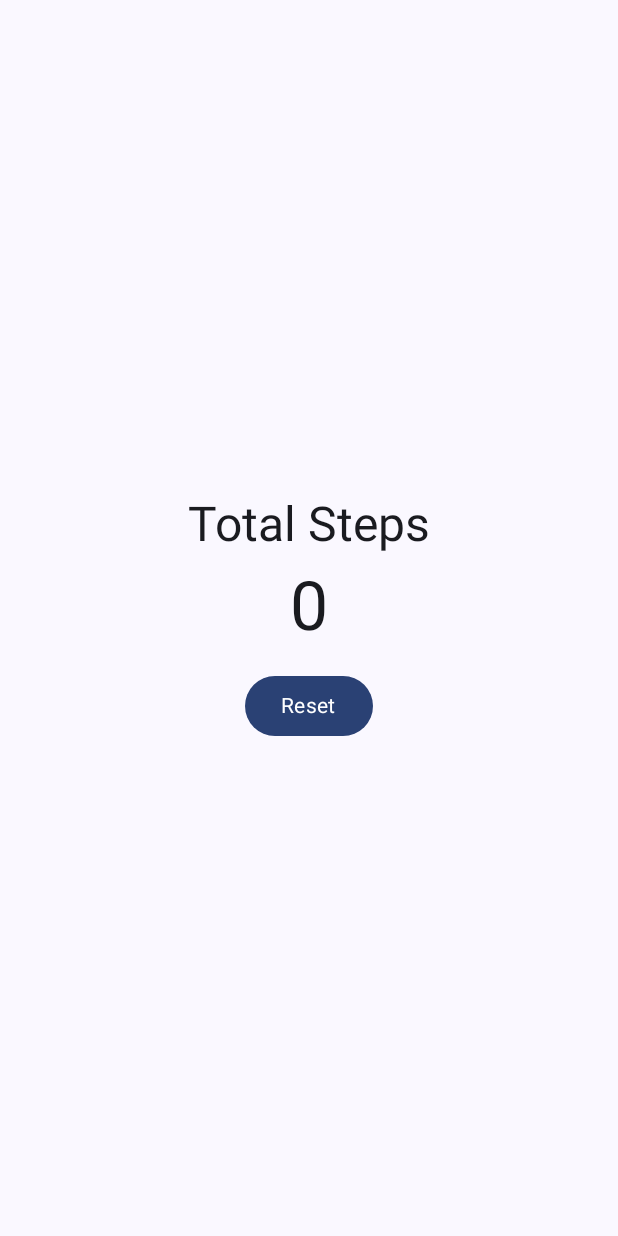
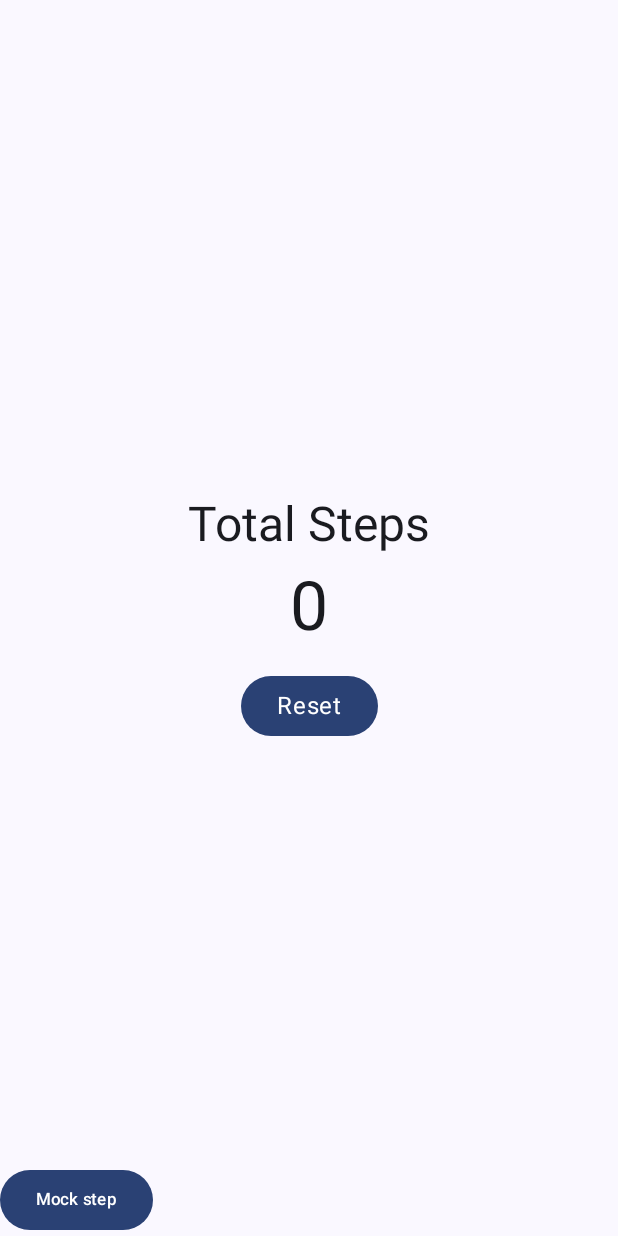
Before and after one commit to purna-perera/StepTrackerWithLocalDatabase, an Android app built with Jetpack Compose: the screen it shows after launch (MainActivity), on a phone screen of 412 x 824 dp. Run offline under Robolectric (Android 15) with nearby library versions, the phone set to English and light mode, and no system bars.

```diff
--- a/app/build.gradle.kts
+++ b/app/build.gradle.kts
@@ -53,12 +53,14 @@ dependencies {
 
     implementation("androidx.core:core-ktx:1.9.0")
     implementation("androidx.lifecycle:lifecycle-runtime-ktx:2.6.2")
+    implementation("androidx.lifecycle:lifecycle-viewmodel-compose:2.6.2")
     implementation("androidx.activity:activity-compose:1.8.1")
     implementation(platform("androidx.compose:compose-bom:2023.03.00"))
     implementation("androidx.compose.ui:ui")
     implementation("androidx.compose.ui:ui-graphics")
     implementation("androidx.compose.ui:ui-tooling-preview")
     implementation("androidx.compose.material3:material3")
+    implementation("androidx.work:work-runtime-ktx:2.9.0")
     testImplementation("junit:junit:4.13.2")
     androidTestImplementation("androidx.test.ext:junit:1.1.5")
     androidTestImplementation("androidx.test.espresso:espresso-core:3.5.1")
--- /dev/null
+++ b/app/src/main/java/com/example/steptrackerwithlocaldatabase/Homepage.kt
@@ -0,0 +1,58 @@
+package com.example.steptrackerwithlocaldatabase
+
+import android.widget.ToggleButton
+import androidx.compose.foundation.layout.Box
+import androidx.compose.foundation.layout.Column
+import androidx.compose.foundation.layout.Spacer
+import androidx.compose.foundation.layout.fillMaxSize
+import androidx.compose.foundation.layout.height
+import androidx.compose.material3.Button
+import androidx.compose.material3.MaterialTheme
+import androidx.compose.material3.Switch
+import androidx.compose.material3.Text
+import androidx.compose.runtime.Composable
+import androidx.compose.runtime.getValue
+import androidx.compose.runtime.mutableStateOf
+import androidx.compose.runtime.setValue
+import androidx.compose.ui.Alignment
+import androidx.compose.ui.Modifier
+import androidx.compose.ui.unit.dp
+import androidx.lifecycle.ViewModel
+import androidx.lifecycle.viewmodel.compose.viewModel
+
+@Composable
+fun HomepageView() {
+    val myViewModel = viewModel<HomepageViewModel>()
+    Box(Modifier.fillMaxSize()) {
+        Column(
+            Modifier.align(Alignment.Center),
+            horizontalAlignment = Alignment.CenterHorizontally
+        ) {
+            Text("Total Steps", style = MaterialTheme.typography.headlineLarge)
+            Spacer(Modifier.height(8.dp))
+            Text(myViewModel.getStepsString(), style = MaterialTheme.typography.displayMedium)
+            Spacer(Modifier.height(16.dp))
+            Button({
+                myViewModel.resetSteps()
+            }) {
+                Text("Reset", style = MaterialTheme.typography.bodyLarge)
+            }
+        }
+        Button({
+            myViewModel.incrementSteps()
+        }, Modifier.align(Alignment.BottomStart)) {
+            Text("Mock step", style = MaterialTheme.typography.labelSmall)
+        }
+    }
+}
+
+class HomepageViewModel() : ViewModel() {
+    private var steps by mutableStateOf(0)
+    private var dataWriterActive by mutableStateOf(true)
+
+    fun getStepsString(): String = steps.toString()
+
+    fun incrementSteps() = steps++
+
+    fun resetSteps() { steps = 0 }
+}
--- a/app/src/main/java/com/example/steptrackerwithlocaldatabase/MainActivity.kt
+++ b/app/src/main/java/com/example/steptrackerwithlocaldatabase/MainActivity.kt
@@ -1,33 +1,23 @@
 package com.example.steptrackerwithlocaldatabase
 
+import android.content.Context
+import android.content.Intent
+import android.os.Build
 import android.os.Bundle
+import android.util.AttributeSet
+import android.util.Log
+import android.view.View
 import androidx.activity.ComponentActivity
 import androidx.activity.compose.setContent
-import androidx.compose.foundation.layout.Arrangement
-import androidx.compose.foundation.layout.Box
-import androidx.compose.foundation.layout.Column
-import androidx.compose.foundation.layout.Spacer
 import androidx.compose.foundation.layout.fillMaxSize
-import androidx.compose.foundation.layout.height
-import androidx.compose.material3.Button
 import androidx.compose.material3.MaterialTheme
 import androidx.compose.material3.Surface
-import androidx.compose.material3.Text
-import androidx.compose.runtime.Composable
-import androidx.compose.runtime.getValue
-import androidx.compose.runtime.mutableStateOf
-import androidx.compose.runtime.remember
-import androidx.compose.runtime.setValue
-import androidx.compose.ui.Alignment
 import androidx.compose.ui.Modifier
-import androidx.compose.ui.tooling.preview.Preview
-import androidx.compose.ui.unit.dp
-import androidx.lifecycle.ViewModel
-import androidx.lifecycle.viewmodel.viewModelFactory
 import com.example.steptrackerwithlocaldatabase.ui.theme.StepTrackerWithLocalDatabaseTheme
 
 class MainActivity : ComponentActivity() {
     override fun onCreate(savedInstanceState: Bundle?) {
+        Log.d("MainActivity", "onCreate")
         super.onCreate(savedInstanceState)
         setContent {
             StepTrackerWithLocalDatabaseTheme {
@@ -40,27 +30,6 @@ class MainActivity : ComponentActivity() {
                 }
             }
         }
+        DataWriterController.startDataWriter(this)
     }
 }
-
-@Composable
-fun HomepageView() {
-    val myViewModel = HomepageViewModel()
-    Box(Modifier.fillMaxSize()) {
-        Column(Modifier.align(Alignment.Center), horizontalAlignment = Alignment.CenterHorizontally) {
-            Text("Total Steps", style = MaterialTheme.typography.headlineLarge)
-            Spacer(Modifier.height(8.dp))
-            Text(myViewModel.steps.toString(), style = MaterialTheme.typography.displayMedium)
-            Spacer(Modifier.height(16.dp))
-            Button({
-                myViewModel.steps = 0
-            }) {
-                Text("Reset", style = MaterialTheme.typography.bodyMedium)
-            }
-        }
-    }
-}
-
-class HomepageViewModel() : ViewModel() {
-    var steps by mutableStateOf(0)
-}
--- /dev/null
+++ b/app/src/main/java/com/example/steptrackerwithlocaldatabase/Model.kt
@@ -0,0 +1 @@
+package com.example.steptrackerwithlocaldatabase
```
Also changed, not shown: app/src/main/AndroidManifest.xml (+7 -0 lines), app/src/main/java/com/example/steptrackerwithlocaldatabase/DataWriterService.kt (added, +78 -0 lines).
